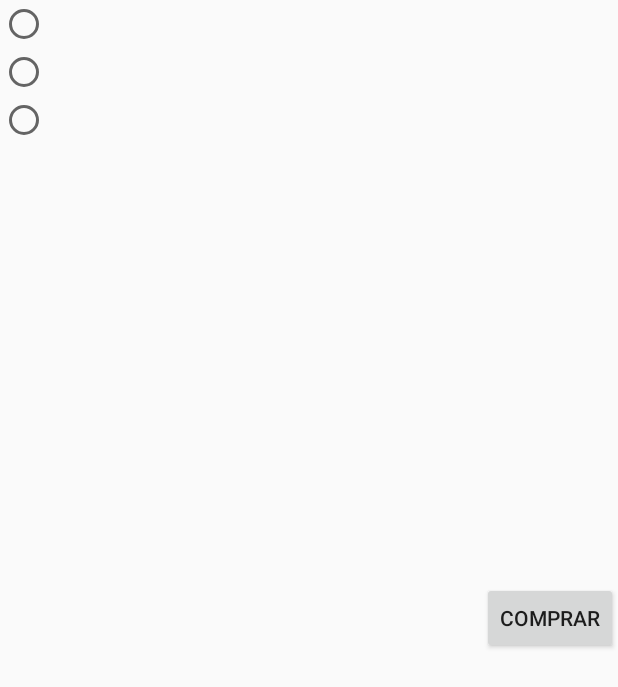
After one commit to MathBrandino/CasaDoCodigo, an Android app: the layout opcao_compra.xml on its own in the app's theme, with its tools: preview values and no code run, on a phone screen of 412 x 824 dp. The commit adds this screen. Shown: the top 687 px of the screen. Run offline under Robolectric (Android 15) with nearby library versions, the phone set to English and light mode, and no system bars.

Commit message:
opcao de comprar tela main implementada

```diff
--- a/app/src/main/java/br/com/caelum/casadocodigo/adapter/LivrosAdapter.java
+++ b/app/src/main/java/br/com/caelum/casadocodigo/adapter/LivrosAdapter.java
@@ -10,6 +10,7 @@ import android.view.ViewGroup;
 import android.widget.BaseAdapter;
 import android.widget.Button;
 import android.widget.ImageView;
+import android.widget.RadioButton;
 import android.widget.TextView;
 
 import com.squareup.picasso.Picasso;
@@ -127,7 +128,21 @@ public class LivrosAdapter extends BaseAdapter {
         adicionarCarrinho.setOnClickListener(new View.OnClickListener() {
             @Override
             public void onClick(View v) {
-                new AlertDialog.Builder(activity).setMessage("Voce comprou : " + livro.getNomeLivro()).show();
+
+                final View alertView = View.inflate(activity, R.layout.opcao_compra, null);
+
+                RadioButton virtual = (RadioButton) alertView.findViewById(R.id.valor_virtual);
+                virtual.setText("Virtual : R$ " + livro.getValorVirtual());
+
+                RadioButton fisico = (RadioButton) alertView.findViewById(R.id.valor_fisico);
+                fisico.setText("Fisico : R$ " + livro.getValorFisico());
+
+                RadioButton juntos = (RadioButton) alertView.findViewById(R.id.valor_juntos);
+                juntos.setText("Juntos : R$ " + livro.getValorDoisJuntos());
+
+
+
+                new AlertDialog.Builder(activity).setView(alertView).setTitle(livro.getNomeLivro()).show();
             }
         });
 
--- /dev/null
+++ b/app/src/main/res/layout/opcao_compra.xml
@@ -0,0 +1,37 @@
+<?xml version="1.0" encoding="utf-8"?>
+<LinearLayout xmlns:android="http://schemas.android.com/apk/res/android"
+    android:orientation="horizontal" android:layout_width="match_parent"
+    android:layout_height="match_parent"
+    >
+
+    <RadioGroup
+        android:layout_width="0dp"
+        android:layout_weight="3"
+        android:layout_height="wrap_content"
+        android:orientation="vertical">
+        <RadioButton
+            android:layout_width="wrap_content"
+            android:layout_height="wrap_content"
+            android:id="@+id/valor_virtual"/>
+
+        <RadioButton
+            android:layout_width="wrap_content"
+            android:layout_height="wrap_content"
+            android:id="@+id/valor_fisico"/>
+
+        <RadioButton
+            android:layout_width="wrap_content"
+            android:layout_height="wrap_content"
+            android:id="@+id/valor_juntos"/>
+
+    </RadioGroup>
+
+    <Button
+        android:layout_width="wrap_content"
+        android:layout_height="wrap_content"
+        android:layout_gravity="center"
+        android:gravity="center"
+        android:text="@string/comprar"
+        android:id="@+id/botao_comprar_livro_alert"/>
+
+</LinearLayout>
```
